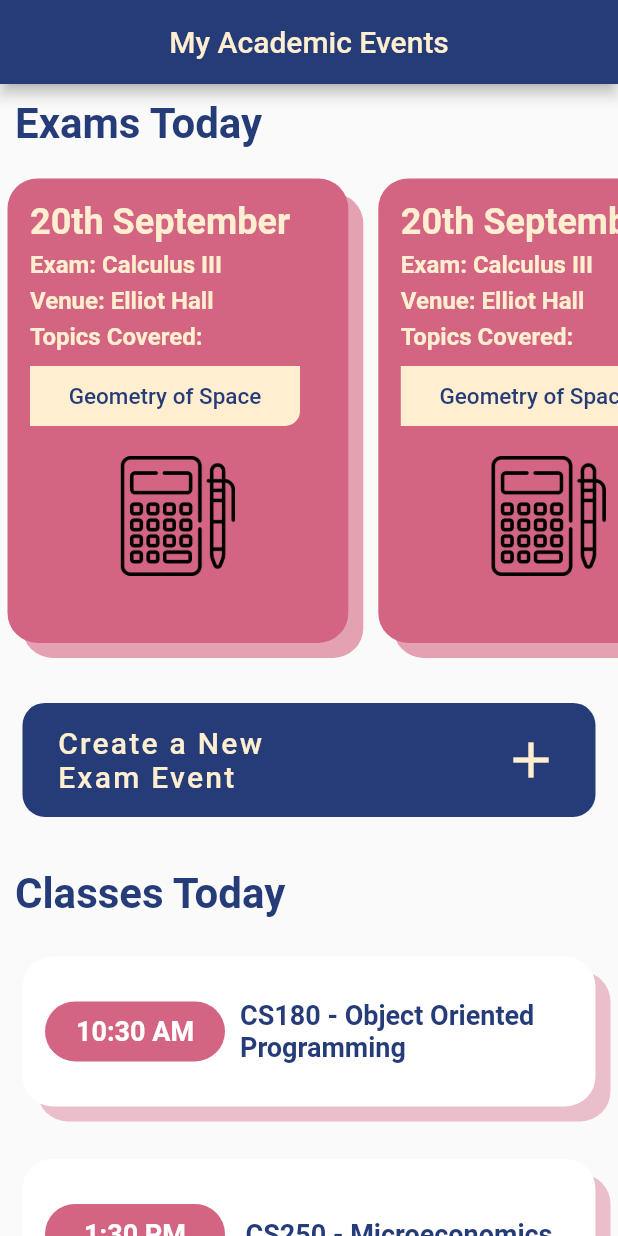
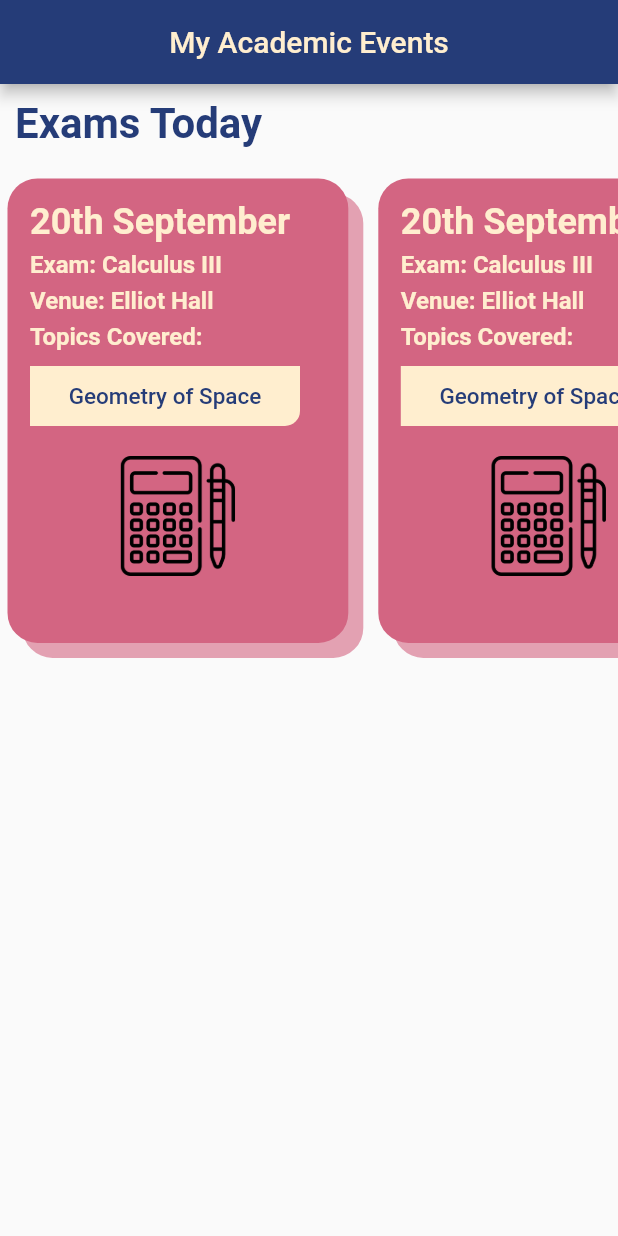
Before and after one commit to purdueflutter/basicflutterworkshop_app, a Flutter app: the screen it shows after launch, on a phone screen of 412 x 824 dp. Run offline on Flutter 3.47's test engine with Material 2 defaults, Android fonts, the phone set to English and light mode, and no system bars; missing offline and left inert: dart:ffi.

Commit message:
remove uncovered material

```diff
--- a/lib/example.dart
+++ b/lib/example.dart
@@ -51,150 +51,7 @@ class _ExamplePageState extends State<ExamplePage> {
               itemBuilder: (context, index) => ExamContainer(),
             ),
           ),
-            SizedBox(height: 15),
-            Container(
-              alignment: Alignment.center,
-              padding: EdgeInsets.all(15),
-              child: TextButton(
-                onPressed: () {},
-                style: TextButton.styleFrom(
-                  backgroundColor: darkBlueColor,
-                  alignment: Alignment.center,
-                  shape: RoundedRectangleBorder(
-                    borderRadius: BorderRadius.circular(15),
-                  ),
-                ),
-                child: Container(
-                  padding: EdgeInsets.symmetric(horizontal: 15),
-                  height: 60,
-                  child: Row(
-                    mainAxisAlignment: MainAxisAlignment.spaceBetween,
-                    children: <Widget>[
-                      Container(
-                        width: 180,
-                        child: Text(
-                          "Create a New Exam Event",
-                          style: TextStyle(
-                            color: lightColor,
-                            fontSize: 20,
-                            letterSpacing: 1.5,
-                          ),
-                        ),
-                      ),
-                      Container(
-                        child: Icon(
-                          Icons.add,
-                          color: lightColor,
-                          size: 40,
-                        ),
-                      )
         ],
-                  ),
-                ),
-              ),
-            ),
-            SizedBox(height: 10),
-            Padding(
-              padding: const EdgeInsets.all(10.0),
-              child: Text(
-                "Classes Today",
-                style: TextStyle(
-                  fontSize: 28,
-                  color: darkBlueColor,
-                  fontWeight: FontWeight.bold,
-                ),
-              ),
-            ),
-            ClassContainer(
-              date: "10:30 AM",
-              subject: "CS180 - Object Oriented Programming",
-            ),
-            SizedBox(height: 5.0),
-            ClassContainer(
-              date: "1:30 PM",
-              subject: "CS250 - Microeconomics",
-            ),
-            SizedBox(height: 5.0),
-            ClassContainer(
-              date: "3:30 PM",
-              subject: "MA251 - Multivariate Calculus",
-            ),
-          ],
-        ));
-  }
-}
-
-class ClassContainer extends StatelessWidget {
-  const ClassContainer({
-    Key? key,
-    required this.date,
-    required this.subject,
-  }) : super(key: key);
-
-  final date;
-  final subject;
-
-  @override
-  Widget build(BuildContext context) {
-    return Padding(
-      padding: EdgeInsets.all(15),
-      child: SizedBox(
-        height: 100,
-        width: MediaQuery.of(context).size.width * 8,
-        child: Container(
-          decoration: BoxDecoration(
-            color: Colors.white,
-            borderRadius: BorderRadius.all(
-              Radius.circular(20),
-            ),
-            boxShadow: <BoxShadow>[
-              BoxShadow(
-                color: pinkColor.withOpacity(0.4),
-                offset: Offset(10, 10),
-              )
-            ],
-          ),
-          child: Padding(
-            padding: EdgeInsets.all(15),
-            child: Row(
-              mainAxisAlignment: MainAxisAlignment.spaceBetween,
-              children: <Widget>[
-                Container(
-                  height: 40,
-                  width: 120,
-                  alignment: Alignment.center,
-                  decoration: BoxDecoration(
-                    color: pinkColor,
-                    borderRadius: BorderRadius.all(
-                      Radius.circular(20),
-                    ),
-                  ),
-                  child: Text(
-                    date,
-                    style: TextStyle(
-                      fontSize: 18,
-                      color: Colors.white,
-                      fontWeight: FontWeight.bold,
-                    ),
-                  ),
-                ),
-                Expanded(
-                  child: Container(
-                      padding: EdgeInsets.all(10),
-                      alignment: Alignment.center,
-                      child: Text(
-                        subject,
-                        style: TextStyle(
-                          fontSize: 18,
-                          color: darkBlueColor,
-                          fontWeight: FontWeight.bold,
-                        ),
-                      )),
-                ),
-              ],
-            ),
-          ),
-        ),
       ),
     );
   }
--- a/pubspec.yaml
+++ b/pubspec.yaml
@@ -20,7 +20,7 @@ publish_to: "none" # Remove this line if you wish to publish to pub.dev
 version: 1.0.0+1
 
 environment:
-  sdk: ">=2.18.0 <3.0.0"
+  sdk: ">=2.17.0 <3.0.0"
 
 # Dependencies specify other packages that your package needs in order to work.
 # To automatically upgrade your package dependencies to the latest versions
```
Also changed, not shown: pubspec.lock. Lines whose indentation alone changed are shown as unchanged.
